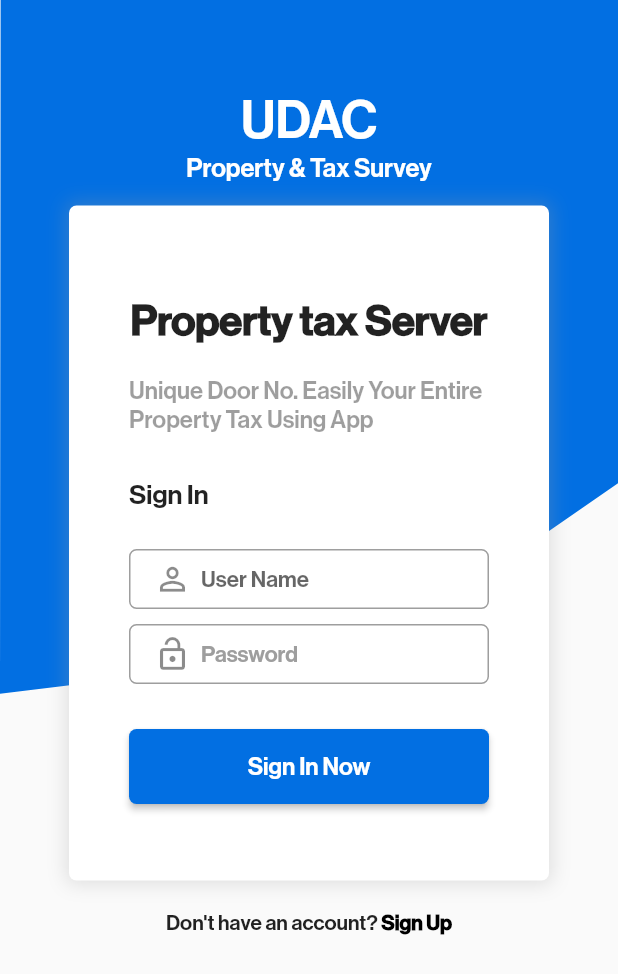
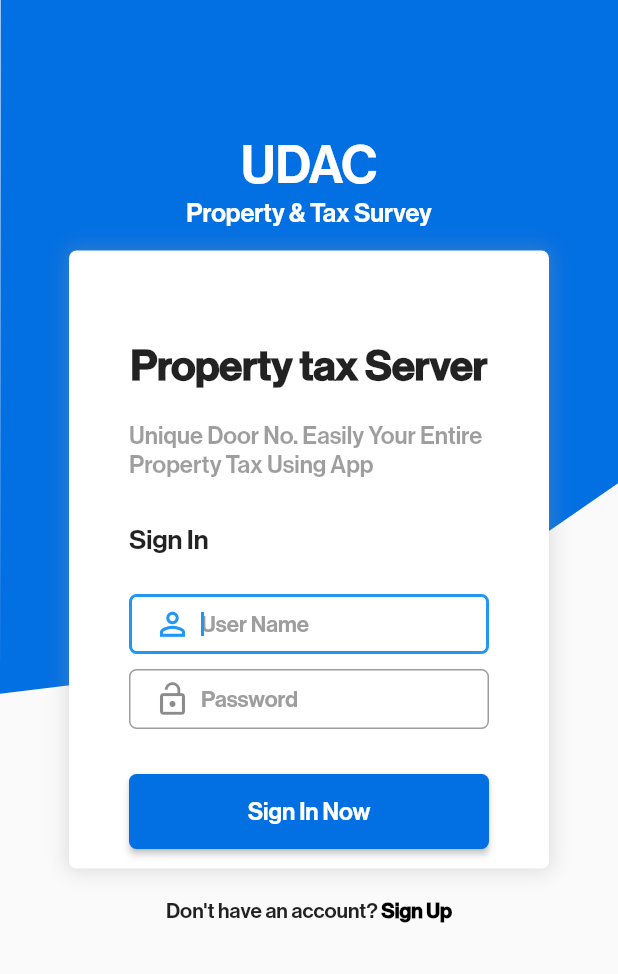
Before and after one commit to SalahCheihbi/login_ui, a Flutter app: the screen it shows after launch, on a phone screen of 412 x 824 dp. Shown: the top 974 px of the screen. Run offline on Flutter 3.47's test engine with Material 2 defaults, Android fonts, the phone set to English and light mode, and no system bars; our stand-ins replace flutter_svg, hexcolor, lottie.

Commit message:
focus input login screen

```diff
--- a/lib/modules/login/login_page.dart
+++ b/lib/modules/login/login_page.dart
@@ -11,23 +11,21 @@ class LoginPage extends StatefulWidget {
 }
 
 class _LoginPageState extends State<LoginPage> {
-  FocusNode _focusNode = FocusNode();
+  late FocusNode _focusNode;
+  late FocusNode _focusNode2;
+
   @override
   void initState() {
     super.initState();
     _focusNode = FocusNode();
+    _focusNode2 = FocusNode();
   }
 
   @override
   void dispose() {
     _focusNode.dispose();
+    _focusNode2.dispose();
     super.dispose();
-  }
-
-  void _requestFocus() {
-    setState(() {
-      FocusScope.of(context).requestFocus(_focusNode);
-    });
   }
 
   @override
@@ -51,7 +49,7 @@ class _LoginPageState extends State<LoginPage> {
                     mainAxisAlignment: MainAxisAlignment.center,
                     children: [
                       const Padding(
-                        padding: EdgeInsets.only(top: 60),
+                        padding: EdgeInsets.only(top: 90),
                         child: Text(
                           'UDAC',
                           style: TextStyle(
@@ -68,7 +66,7 @@ class _LoginPageState extends State<LoginPage> {
                         padding: const EdgeInsets.only(top: 15),
                         child: Container(
                           width: 320,
-                          height: 450,
+                          height: MediaQuery.of(context).size.height / 2,
                           decoration: BoxDecoration(
                               borderRadius: BorderRadius.circular(5),
                               color: Colors.white,
@@ -131,10 +129,16 @@ class _LoginPageState extends State<LoginPage> {
                                   right: 20,
                                 ),
                                 child: defaultFromField(
-                                    autofocus: false,
-                                    type: TextInputType.name,
-                                    prefix: Icons.person_outline_outlined,
-                                    label: 'User Name'),
+                                  function: _requestFocus,
+                                  focusNode: _focusNode,
+                                  autofocus: true,
+                                  colors: _focusNode.hasFocus
+                                      ? defaultColor
+                                      : Colors.grey,
+                                  type: TextInputType.name,
+                                  prefix: Icons.person_outline_outlined,
+                                  label: 'User Name',
+                                ),
                               ),
                               const SizedBox(height: 10),
                               Padding(
@@ -143,13 +147,13 @@ class _LoginPageState extends State<LoginPage> {
                                   right: 20,
                                 ),
                                 child: defaultFromField(
-                                    function: _requestFocus,
-                                    focusNode: _focusNode,
-                                    autofocus: false,
-                                    colors: _focusNode.hasFocus
+                                    function: _requestFocus2,
+                                    focusNode: _focusNode2,
+                                    autofocus: true,
+                                    colors: _focusNode2.hasFocus
                                         ? defaultColor
                                         : Colors.grey,
-                                    type: TextInputType.name,
+                                    type: TextInputType.text,
                                     prefix: Icons.lock_open,
                                     isPassword: true,
                                     label: 'Password'),
@@ -203,4 +207,16 @@ class _LoginPageState extends State<LoginPage> {
       ),
     );
   }
+
+  void _requestFocus() {
+    setState(() {
+      FocusScope.of(context).requestFocus(_focusNode);
+    });
+  }
+
+  void _requestFocus2() {
+    setState(() {
+      FocusScope.of(context).requestFocus(_focusNode2);
+    });
+  }
 }
```
Also changed, not shown: assets/accept-apply.json (deleted, +0 -1 lines).
